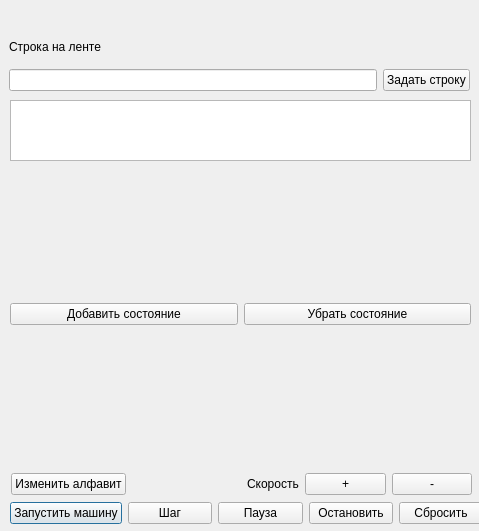
First picture: the form in simulatorwindow.ui, repository AlS0R0/TuringMachine, before the edit.
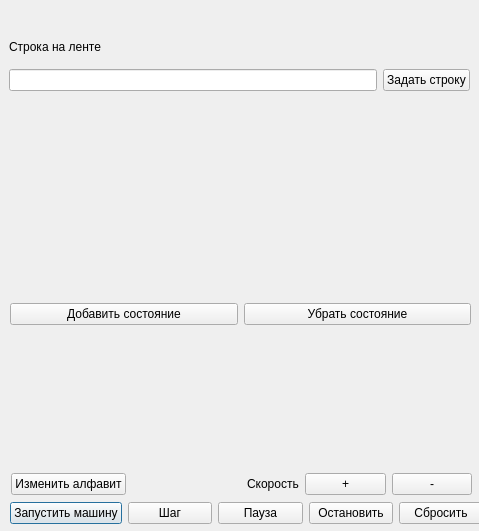
Second picture: the form after the edit.

```diff
--- a/simulatorwindow.ui
+++ b/simulatorwindow.ui
@@ -145,16 +145,6 @@
     </item>
    </layout>
   </widget>
-  <widget class="QGraphicsView" name="Tape">
-   <property name="geometry">
-    <rect>
-     <x>10</x>
-     <y>100</y>
-     <width>461</width>
-     <height>61</height>
-    </rect>
-   </property>
-  </widget>
   <widget class="QWidget" name="gridLayoutWidget_3">
    <property name="geometry">
     <rect>
@@ -184,6 +174,17 @@
     </item>
    </layout>
   </widget>
+  <widget class="QWidget" name="verticalLayoutWidget">
+   <property name="geometry">
+    <rect>
+     <x>9</x>
+     <y>99</y>
+     <width>461</width>
+     <height>51</height>
+    </rect>
+   </property>
+   <layout class="QVBoxLayout" name="verticalLayout"/>
+  </widget>
  </widget>
  <resources/>
  <connections/>
```
